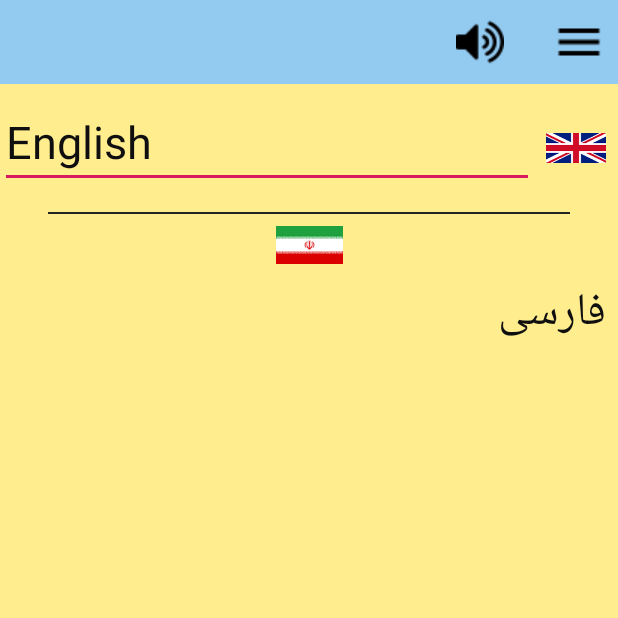
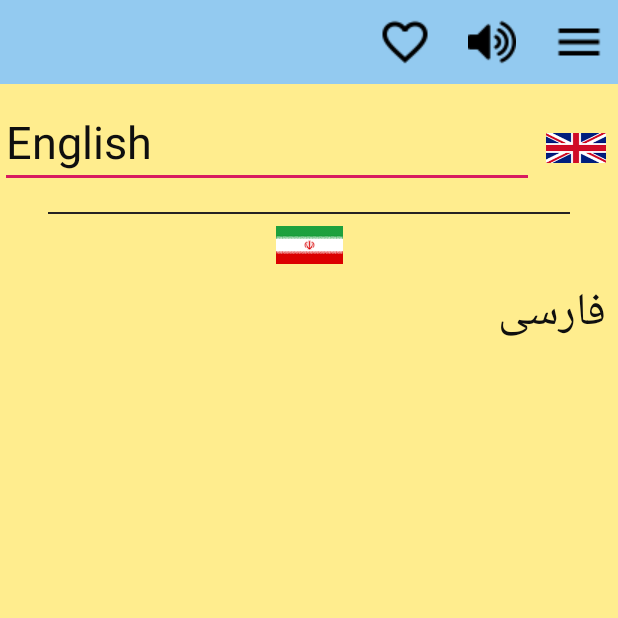
Before and after one commit to javadi92/DictionaryPlus, an Android app: the screen it shows after launch (MainActivity), on a phone screen of 412 x 824 dp, the top half of it. Run offline under Robolectric (Android 15) with nearby library versions, the phone set to English and light mode, and no system bars; 2 statements that could not run were skipped.

Commit message:
change favorite backgrond after click

```diff
--- a/app/src/main/java/com/javadi/dictionary/MainActivity.java
+++ b/app/src/main/java/com/javadi/dictionary/MainActivity.java
@@ -1,6 +1,7 @@
 package com.javadi.dictionary;
 
 import android.content.Intent;
+import android.graphics.drawable.Drawable;
 import android.speech.tts.TextToSpeech;
 import android.support.constraint.ConstraintLayout;
 import android.support.v4.widget.DrawerLayout;
@@ -30,7 +31,7 @@ public class MainActivity extends AppCompatActivity {
     List<String> words=new ArrayList<>();
     List<String> historyWords=new ArrayList<>();
     Toolbar toolbar;
-    ImageView imgPronounce,imgMenu;
+    ImageView imgPronounce,imgMenu,imgFavorite;
     DrawerLayout drawerLayout;
     AutoCompleteTextView actvMainPage;
     ConstraintLayout clExitMenu,clHistoryMenu;
@@ -48,6 +49,7 @@ public class MainActivity extends AppCompatActivity {
         imgMenu=(ImageView)findViewById(R.id.img_menu_history_page);
         imgPronounce=(ImageView)findViewById(R.id.img_pronounce_history_page);
         actvMainPage=(AutoCompleteTextView)findViewById(R.id.autoCompleteTextView_main_page);
+        imgFavorite=(ImageView)findViewById(R.id.img_favorite);
         clExitMenu=(ConstraintLayout)findViewById(R.id.menu_exit);
         tvPersianMainPage =(TextView)findViewById(R.id.tv_persian_main_page);
         clHistoryMenu=(ConstraintLayout)findViewById(R.id.menu_history);
@@ -165,6 +167,20 @@ public class MainActivity extends AppCompatActivity {
                 }
             }
         });
+
+        imgFavorite.setOnClickListener(new View.OnClickListener() {
+            @Override
+            public void onClick(View v) {
+                if(imgFavorite.getTag().equals("false")){
+                    imgFavorite.setImageResource(R.drawable.favorite_fill);
+                    imgFavorite.setTag("true");
+                }
+                else {
+                    imgFavorite.setImageResource(R.drawable.favorite_border);
+                    imgFavorite.setTag("false");
+                }
+            }
+        });
     }
 
     @Override
--- a/app/src/main/res/layout/history_view_holder.xml
+++ b/app/src/main/res/layout/history_view_holder.xml
@@ -3,6 +3,7 @@
     xmlns:android="http://schemas.android.com/apk/res/android"
     xmlns:app="http://schemas.android.com/apk/res-auto"
     xmlns:tools="http://schemas.android.com/tools"
+    android:background="?android:attr/selectableItemBackground"
     android:layout_width="match_parent"
     android:layout_height="wrap_content">
 
@@ -28,7 +29,7 @@
         android:layout_height="wrap_content"
         android:layout_marginStart="8dp"
         android:layout_marginTop="8dp"
-        android:layout_marginEnd="8dp"
+        android:layout_marginEnd="24dp"
         android:layout_marginBottom="8dp"
         android:background="?selectableItemBackgroundBorderless"
         app:layout_constraintBottom_toBottomOf="parent"
--- a/app/src/main/res/layout/main_page.xml
+++ b/app/src/main/res/layout/main_page.xml
@@ -1,5 +1,6 @@
 <?xml version="1.0" encoding="utf-8"?>
 <android.support.constraint.ConstraintLayout xmlns:android="http://schemas.android.com/apk/res/android"
+    xmlns:tools="http://schemas.android.com/tools"
     android:layout_width="match_parent"
     android:layout_height="match_parent"
     android:background="@color/colorBackground"
@@ -26,10 +27,10 @@
                 android:layout_height="wrap_content"
                 android:layout_marginStart="8dp"
                 android:layout_marginTop="8dp"
-                android:layout_marginEnd="32dp"
+                android:layout_marginEnd="24dp"
                 android:layout_marginBottom="8dp"
+                android:background="?selectableItemBackgroundBorderless"
                 android:src="@drawable/volume"
-                android:background="?selectableItemBackgroundBorderless"
                 app:layout_constraintBottom_toBottomOf="parent"
                 app:layout_constraintEnd_toStartOf="@+id/img_menu_history_page"
                 app:layout_constraintHorizontal_bias="1.0"
@@ -50,6 +51,24 @@
                 app:layout_constraintStart_toStartOf="parent"
                 app:layout_constraintTop_toTopOf="parent"
                 app:srcCompat="@drawable/menu" />
+
+            <ImageView
+                android:id="@+id/img_favorite"
+                android:layout_width="wrap_content"
+                android:layout_height="wrap_content"
+                android:layout_marginStart="8dp"
+                android:layout_marginTop="8dp"
+                android:layout_marginEnd="24dp"
+                android:layout_marginBottom="8dp"
+                android:src="@drawable/favorite_border"
+                android:clickable="true"
+                android:tag="false"
+                app:layout_constraintBottom_toBottomOf="parent"
+                android:background="?selectableItemBackgroundBorderless"
+                app:layout_constraintEnd_toStartOf="@+id/img_pronounce_history_page"
+                app:layout_constraintHorizontal_bias="1.0"
+                app:layout_constraintStart_toStartOf="parent"
+                app:layout_constraintTop_toTopOf="parent" />
 
         </android.support.constraint.ConstraintLayout>
     </android.support.v7.widget.Toolbar>
--- a/app/src/main/res/layout/nav_menu.xml
+++ b/app/src/main/res/layout/nav_menu.xml
@@ -51,6 +51,7 @@
             android:orientation="vertical">
 
             <android.support.constraint.ConstraintLayout
+                android:id="@+id/menu_main_page"
                 android:layout_width="match_parent"
                 android:layout_height="50dp"
                 android:background="?android:attr/selectableItemBackground"
```
Also changed, not shown: app/src/main/java/com/javadi/dictionary/History.java (+29 -1 lines), app/src/main/res/layout/activity_history.xml (added, +12 -0 lines), app/src/main/res/drawable/favorite_border.png (added), app/src/main/res/drawable/favorite_fill.png (added).
